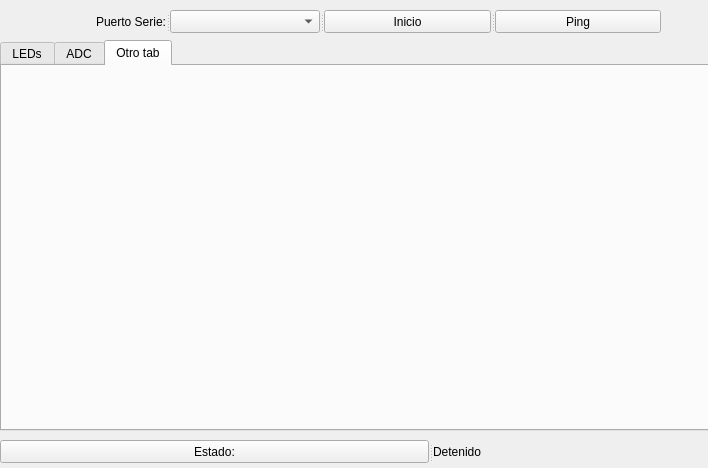
The window that mainusergui.ui (antonio-pr/gise-p1-qt-2020-antonio-pr) describes before a commit, drawn with Qt 5.
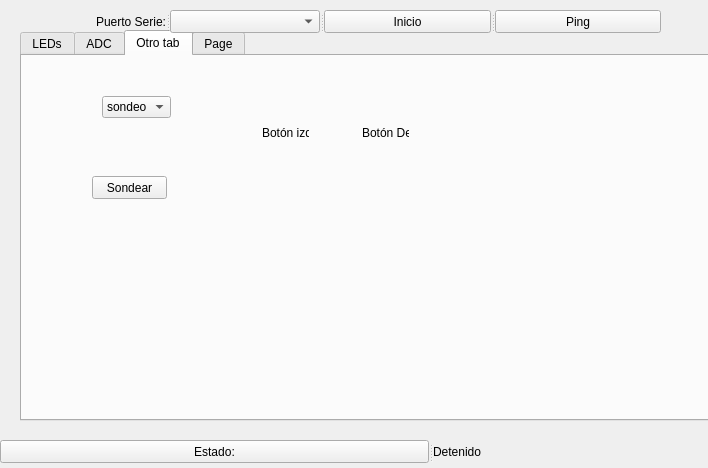
The same window after the commit. The open tabs and pages were chosen to show the change. Custom widgets are drawn as their Qt base class.

Commit message: Cambio de modo, control de color y brillo, y control mediante sondeo

```diff
--- a/mainusergui.ui
+++ b/mainusergui.ui
@@ -16,8 +16,8 @@
   <widget class="QTabWidget" name="tabWidget">
    <property name="geometry">
     <rect>
-     <x>0</x>
-     <y>40</y>
+     <x>20</x>
+     <y>30</y>
      <width>711</width>
      <height>391</height>
     </rect>
@@ -232,6 +232,102 @@
     <attribute name="title">
      <string>Otro tab</string>
     </attribute>
+    <widget class="Led" name="led_izq">
+     <property name="geometry">
+      <rect>
+       <x>230</x>
+       <y>90</y>
+       <width>71</width>
+       <height>51</height>
+      </rect>
+     </property>
+     <property name="toolTip">
+      <string>Color Led component</string>
+     </property>
+     <property name="whatsThis">
+      <string>Led indicator</string>
+     </property>
+    </widget>
+    <widget class="Led" name="led_der">
+     <property name="geometry">
+      <rect>
+       <x>320</x>
+       <y>90</y>
+       <width>81</width>
+       <height>51</height>
+      </rect>
+     </property>
+     <property name="toolTip">
+      <string>Color Led component</string>
+     </property>
+     <property name="whatsThis">
+      <string>Led indicator</string>
+     </property>
+    </widget>
+    <widget class="QLabel" name="label_3">
+     <property name="geometry">
+      <rect>
+       <x>240</x>
+       <y>70</y>
+       <width>47</width>
+       <height>13</height>
+      </rect>
+     </property>
+     <property name="text">
+      <string>Botón izq</string>
+     </property>
+    </widget>
+    <widget class="QLabel" name="label_4">
+     <property name="geometry">
+      <rect>
+       <x>340</x>
+       <y>70</y>
+       <width>47</width>
+       <height>13</height>
+      </rect>
+     </property>
+     <property name="text">
+      <string>Botón Der</string>
+     </property>
+    </widget>
+    <widget class="QPushButton" name="pushButton_2">
+     <property name="geometry">
+      <rect>
+       <x>70</x>
+       <y>120</y>
+       <width>75</width>
+       <height>23</height>
+      </rect>
+     </property>
+     <property name="text">
+      <string>Sondear</string>
+     </property>
+    </widget>
+    <widget class="QComboBox" name="comboBox_2">
+     <property name="geometry">
+      <rect>
+       <x>80</x>
+       <y>40</y>
+       <width>69</width>
+       <height>22</height>
+      </rect>
+     </property>
+     <item>
+      <property name="text">
+       <string>sondeo</string>
+      </property>
+     </item>
+     <item>
+      <property name="text">
+       <string>auto</string>
+      </property>
+     </item>
+    </widget>
+   </widget>
+   <widget class="QWidget" name="tab_4">
+    <attribute name="title">
+     <string>Page</string>
+    </attribute>
    </widget>
   </widget>
   <widget class="QSplitter" name="splitter_4">
@@ -302,6 +398,11 @@
  </widget>
  <layoutdefault spacing="6" margin="11"/>
  <customwidgets>
+  <customwidget>
+   <class>Led</class>
+   <extends>QWidget</extends>
+   <header>analogwidgets/led.h</header>
+  </customwidget>
   <customwidget>
    <class>color_widgets::ColorWheel</class>
    <extends>QWidget</extends>
```
Left out of the diff: 26 changed lines with no effect on the pictures. The commit also changes 3 other files.
